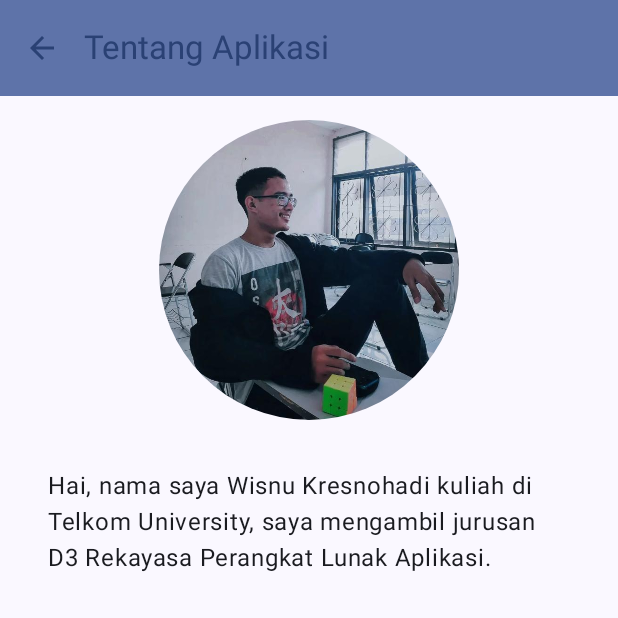
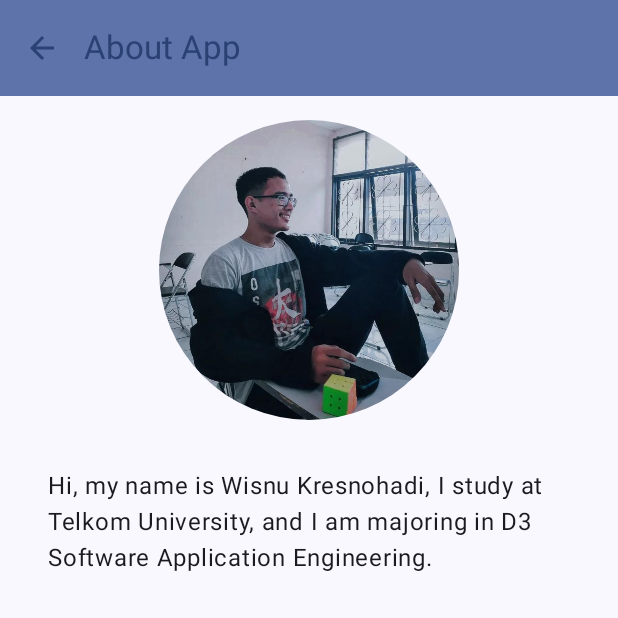
Before and after one commit to WisnuKresnohadi/Assessment_1_Mobpro, an Android app built with Jetpack Compose: the AboutScreen screen opened through its navigation route, on a phone screen of 412 x 824 dp, the top half of it. Run offline under Robolectric (Android 15) with nearby library versions, the phone set to English and light mode, and no system bars.

Commit message:
Update strings.xml

```diff
--- a/app/src/main/res/values/strings.xml
+++ b/app/src/main/res/values/strings.xml
@@ -1,23 +1,23 @@
 <resources>
-    <string name="app_name">Ujian1</string>
-    <string name="tentang_aplikasi">Tentang Aplikasi</string>
+   <string name="app_name">Assessment1</string>
+    <string name="tentang_aplikasi">About App</string>
     <string name="b_indo" translatable="false">Bahasa Indonesia</string>
-    <string name="b_inggris">Bahasa Inggris</string>
-    <string name="matematika">Matematika</string>
-    <string name="ipa">IPA</string>
-    <string name="input_invalid">Masukan Salah</string>
-    <string name="hitung">Hitung</string>
-    <string name="hasil">Hasil: %1$.2f</string>
-    <string name="sangat_baik">Sangat Baik</string>
-    <string name="baik">Baik</string>
-    <string name="cukup">Cukup</string>
-    <string name="kurang">Kurang</string>
-    <string name="bagikan">Bagikan</string>
-    <string name="kembali">Kembali</string>
-    <string name="profil">Profil Pembuat</string>
-    <string name="gambar">Gambar %1$s</string>
-    <string name="smp">SMP</string>
-    <string name="sma">SMA</string>
-    <string name="deskripsi_profil">Hai, nama saya Wisnu Kresnohadi kuliah di Telkom University, saya mengambil jurusan D3 Rekayasa Perangkat Lunak Aplikasi.</string>
-    <string name="bagikan_template">Matematika:  %1$s\nIPA: %2$s\nBahasa Indonesia: %3$s\nBahasa Inggris: %4$s\n\nNilai Akhir : %5$.2f\n%6$s</string>
+    <string name="b_inggris">English</string>
+    <string name="matematika">Mathematic</string>
+    <string name="ipa">Natural Science</string>
+    <string name="input_invalid">Invalid Input</string>
+    <string name="hitung">Count</string>
+    <string name="hasil">Result: %1$.2f</string>
+    <string name="sangat_baik">Excellent</string>
+    <string name="baik">Good</string>
+    <string name="cukup">Average</string>
+    <string name="kurang">Bad</string>
+    <string name="bagikan">Share</string>
+    <string name="kembali">Back</string>
+    <string name="profil">Profile Creator</string>
+    <string name="gambar">Picture %1$s</string>
+    <string name="smp">Junior High</string>
+    <string name="sma">Senior High</string>
+    <string name="deskripsi_profil">Hi, my name is Wisnu Kresnohadi, I study at Telkom University, and I am majoring in D3 Software Application Engineering.</string>
+    <string name="bagikan_template">Mathematics:  %1$s\\nNatural Science: %2$s\\nBahasa Indonesia: %3$s\\nEnglish: %4$s\\n\\nFinal Result : %5$.2f</string>
 </resources>
```
